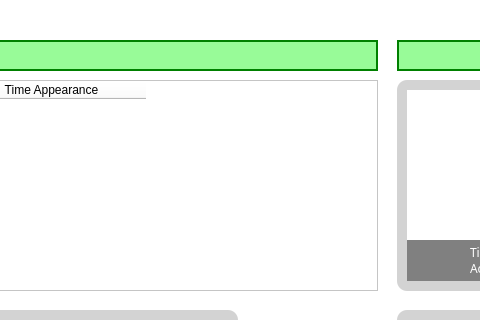
Old version of the form UI_ccir.ui in the repository syaz131/Gui-cartoon-retrieval; both pictures show x 273 to 753 and y 0 to 320 of the 1000 by 600 pixel window.
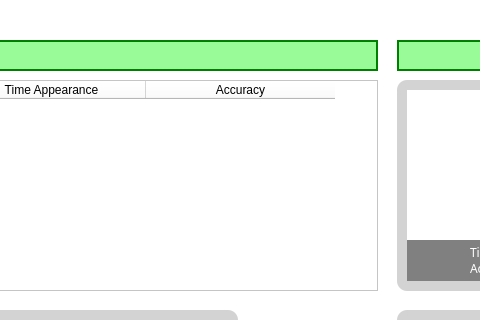
New version of the form. Icons and pictures are not drawn.

Commit message: add accuracy data

Patch:
```diff
--- a/UI_ccir.ui
+++ b/UI_ccir.ui
@@ -905,6 +905,11 @@
         <string>Time Appearance</string>
        </property>
       </column>
+      <column>
+       <property name="text">
+        <string>Accuracy</string>
+       </property>
+      </column>
      </widget>
      <widget class="QLabel" name="label_frameTitle">
       <property name="geometry">
```
The commit also changes 2 other files.
